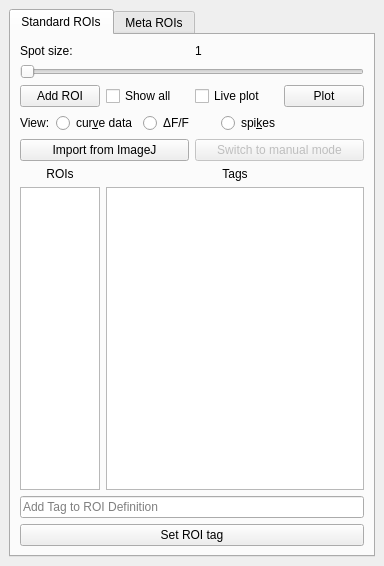
Above: mesmerize/viewer/modules/ui_files/roi_manager_pytemplate.ui from kushalkolar/MESmerize before the change. Below: the same form after it.
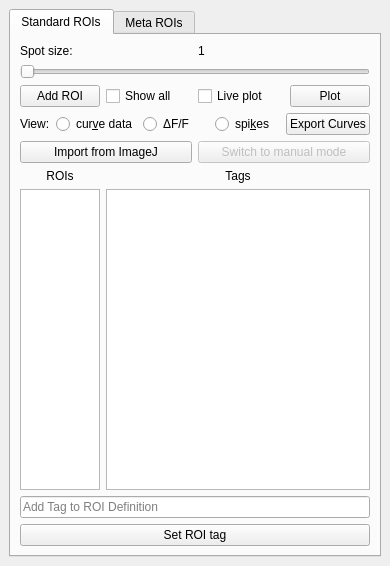
That is the form after the change. Custom widgets are drawn as their Qt base class.

Commit message: added export pushbutton in ui/template

Patch:
```diff
--- a/mesmerize/viewer/modules/ui_files/roi_manager_pytemplate.ui
+++ b/mesmerize/viewer/modules/ui_files/roi_manager_pytemplate.ui
@@ -6,13 +6,13 @@
    <rect>
     <x>0</x>
     <y>0</y>
-    <width>384</width>
+    <width>390</width>
     <height>566</height>
    </rect>
   </property>
   <property name="minimumSize">
    <size>
-    <width>384</width>
+    <width>390</width>
     <height>566</height>
    </size>
   </property>
@@ -179,17 +179,11 @@
            </widget>
           </item>
           <item>
-           <spacer name="horizontalSpacer">
-            <property name="orientation">
-             <enum>Qt::Horizontal</enum>
+           <widget class="QPushButton" name="pushButton">
+            <property name="text">
+             <string>Export Curves</string>
             </property>
-            <property name="sizeHint" stdset="0">
-             <size>
-              <width>40</width>
-              <height>20</height>
-             </size>
-            </property>
-           </spacer>
+           </widget>
           </item>
          </layout>
         </item>
```
The commit also changes 1 other file.
